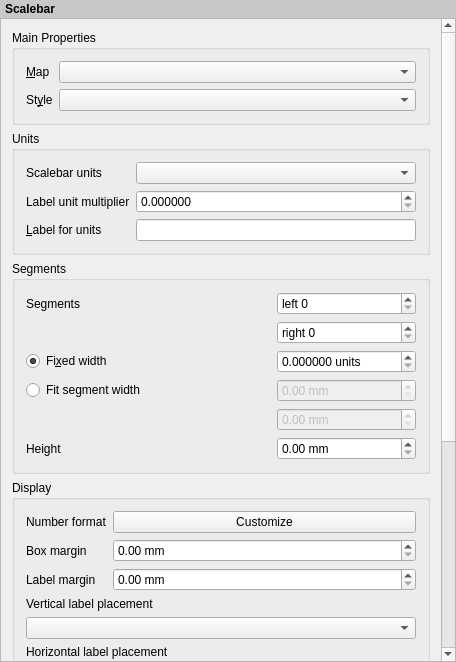
Above: src/ui/layout/qgslayoutscalebarwidgetbase.ui from carsmie/QGIS before the change. Below: the same form after it.
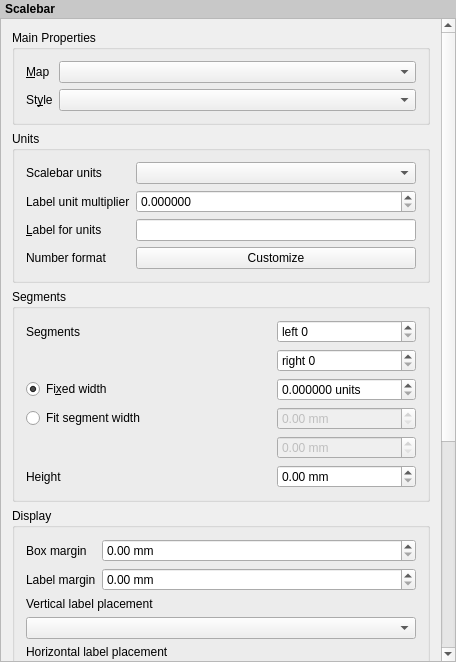
That is the form after the change. Custom widgets are drawn as their Qt base class.

Commit message: Move numeric format button for scalebars to Units group

Patch:
```diff
--- a/src/ui/layout/qgslayoutscalebarwidgetbase.ui
+++ b/src/ui/layout/qgslayoutscalebarwidgetbase.ui
@@ -197,6 +197,26 @@
             </property>
            </widget>
           </item>
+          <item row="3" column="0">
+           <widget class="QLabel" name="mUnitLabelLabel_2">
+            <property name="text">
+             <string>Number format</string>
+            </property>
+            <property name="wordWrap">
+             <bool>true</bool>
+            </property>
+            <property name="buddy">
+             <cstring>mUnitLabelLineEdit</cstring>
+            </property>
+           </widget>
+          </item>
+          <item row="3" column="1">
+           <widget class="QPushButton" name="mNumberFormatPushButton">
+            <property name="text">
+             <string>Customize</string>
+            </property>
+           </widget>
+          </item>
          </layout>
         </widget>
        </item>
@@ -468,26 +488,6 @@
             </property>
            </widget>
           </item>
-          <item row="0" column="1" colspan="2">
-           <widget class="QPushButton" name="mNumberFormatPushButton">
-            <property name="text">
-             <string>Customize</string>
-            </property>
-           </widget>
-          </item>
-          <item row="0" column="0">
-           <widget class="QLabel" name="mUnitLabelLabel_2">
-            <property name="text">
-             <string>Number format</string>
-            </property>
-            <property name="wordWrap">
-             <bool>true</bool>
-            </property>
-            <property name="buddy">
-             <cstring>mUnitLabelLineEdit</cstring>
-            </property>
-           </widget>
-          </item>
          </layout>
         </widget>
        </item>
```
Left out of the diff: 63 changed lines with no effect on the pictures. The commit also changes 1 other file.
